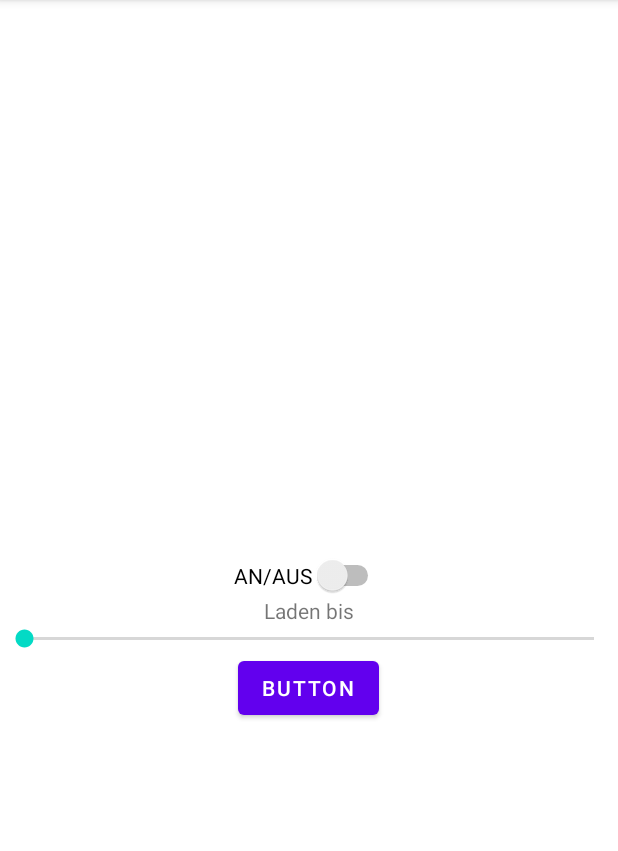
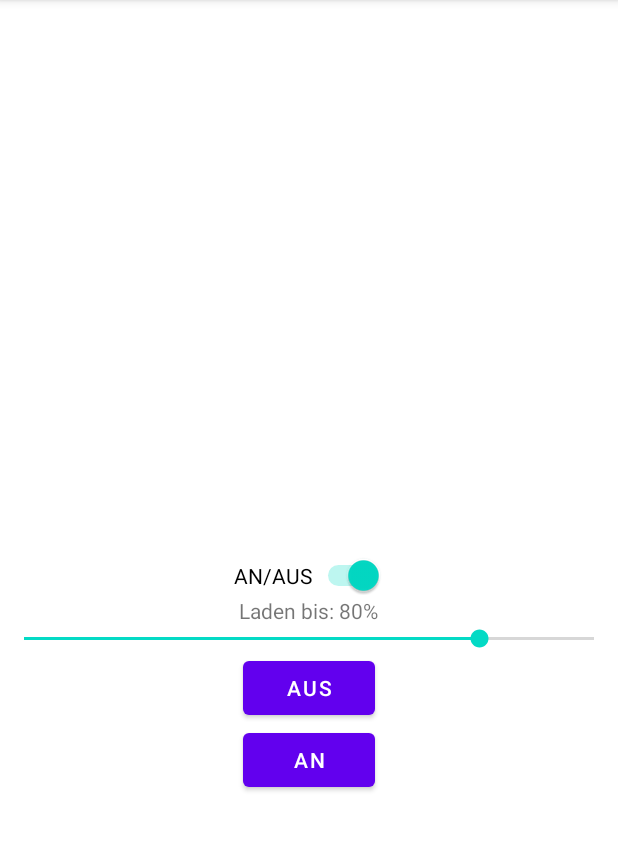
Before and after one commit to comlit/Tradfryload, an Android app: the screen it shows after launch (MainActivity), on a phone screen of 412 x 824 dp, the part 84-935 px from its top. Run offline under Robolectric (Android 15) with nearby library versions, the phone set to English and light mode, and no system bars; libraries missing offline, so code that uses them is left out: nl.stijngroenen.tradfri; 8 statements that could not run were skipped.

```diff
--- a/app/src/main/AndroidManifest.xml
+++ b/app/src/main/AndroidManifest.xml
@@ -2,6 +2,7 @@
 <manifest xmlns:android="http://schemas.android.com/apk/res/android"
     package="com.lit.tradfryload">
 
+    <uses-permission android:name="android.permission.INTERNET" />
     <application
         android:allowBackup="true"
         android:icon="@mipmap/ic_launcher"
--- a/app/src/main/java/com/lit/tradfryload/MainActivity.java
+++ b/app/src/main/java/com/lit/tradfryload/MainActivity.java
@@ -6,19 +6,31 @@ import android.content.SharedPreferences;
 import android.os.Bundle;
 import android.view.View;
 import android.widget.Button;
+import android.widget.CompoundButton;
+import android.widget.SeekBar;
+import android.widget.Switch;
+import android.widget.TextView;
 
 import java.io.FileNotFoundException;
+import java.time.LocalDateTime;
+import java.time.format.DateTimeFormatter;
 
 import nl.stijngroenen.tradfri.device.Device;
-import nl.stijngroenen.tradfri.device.Gateway;
 import nl.stijngroenen.tradfri.util.Credentials;
 
 public class MainActivity extends AppCompatActivity
 {
-    Button testbtn;
+    Button testbtn, newbtn;
+    TextView text;
+    SeekBar bar;
+    Switch witch;
     SharedPreferences prefs;
-    Credentials creds;
-    Tradfry fry = new Tradfry("192.168.178.27");
+    SharedPreferences.Editor edit;
+    int prog;
+    boolean onoff;
+    String ident, key, nochGutBis;
+    Tradfry trad;
+
 
     public MainActivity() throws FileNotFoundException
     {
@@ -30,35 +42,112 @@ public class MainActivity extends AppCompatActivity
     {
         super.onCreate(savedInstanceState);
         setContentView(R.layout.activity_main);
-        testbtn = findViewById(R.id.button);
+        initViews();
+        initPrefs();
+        initTrad();
 
+
+        initListeners();
+    }
+
+    public void initTrad()
+    {
+        trad = new Tradfry();
+        if(ident == "" || key == "" || LocalDateTime.parse(nochGutBis).isBefore(LocalDateTime.now()))
+            newCreds();
+        trad.init(ident, key);
+        nochGutBis = LocalDateTime.now().plusDays(40).format(DateTimeFormatter.ISO_LOCAL_DATE_TIME);
+    }
+
+    public void newCreds()
+    {
+        Credentials cred = trad.newCreds();
+        ident = cred.getIdentity();
+        key = cred.getKey();
+        System.out.println("Hole neue Credentials!!!!!!!! \n\n\n");
+    }
+
+    public void initPrefs()
+    {
         prefs = getSharedPreferences("prefs", MODE_PRIVATE);
-        creds = new Credentials(prefs.getString("identity", null), prefs.getString("key", null));
-        if(creds.getIdentity() == null || creds.getKey() == null)
-        {
-            try {
-                creds = fry.newCreds();
-            } catch (FileNotFoundException e) {
-                e.printStackTrace();
+        edit = prefs.edit();
+        prog = prefs.getInt("pimmel", 80);
+        onoff = prefs.getBoolean("onoff", true);
+        ident = prefs.getString("identity", "");
+        key = prefs.getString("key", "");
+        nochGutBis = prefs.getString("nochGutBis", "01/01/2000");
+
+        text.setText("Laden bis: " + prog + "%");
+        bar.setProgress(prog);
+        witch.setChecked(onoff);
+    }
+
+    public void savePrefs()
+    {
+        edit.putInt("pimmel", prog);
+        edit.putBoolean("onoff", onoff);
+        edit.putString("identity", ident);
+        edit.putString("key", key);
+        edit.putString("nochGutBis", nochGutBis);
+        edit.apply();
+    }
+
+    public void initListeners()
+    {
+        newbtn.setOnClickListener(new View.OnClickListener() {
+            @Override
+            public void onClick(View v) {
+                trad.turnOn();
             }
-            SharedPreferences.Editor editor = prefs.edit();
-            editor.putString("identity", creds.getIdentity());
-            editor.putString("key", creds.getKey());
-            editor.apply();
-        }
-        else
-        {
-            fry.gateway.connect(creds);
-        }
+        });
         testbtn.setOnClickListener(new View.OnClickListener() {
             @Override
             public void onClick(View v)
             {
-                fry.gateway.getDevices();
-                System.out.println("DeviceNames:");
-                for(Device dev: fry.gateway.getDevices())
-                    System.out.println(dev.getName());
+                trad.turnOff();
+            }
+        });
+
+        bar.setOnSeekBarChangeListener(new SeekBar.OnSeekBarChangeListener() {
+            @Override
+            public void onProgressChanged(SeekBar seekBar, int progress, boolean fromUser) {
+                text.setText("Laden bis: " + Integer.toString(progress) + "%");
+                prog = progress;
+            }
+
+            @Override
+            public void onStartTrackingTouch(SeekBar seekBar) {
+
+            }
+
+            @Override
+            public void onStopTrackingTouch(SeekBar seekBar) {
+
+            }
+        });
+
+        witch.setOnCheckedChangeListener(new CompoundButton.OnCheckedChangeListener() {
+            @Override
+            public void onCheckedChanged(CompoundButton buttonView, boolean isChecked) {
+                onoff = isChecked;
             }
         });
     }
+
+    public void initViews()
+    {
+        testbtn = findViewById(R.id.button);
+        text = findViewById(R.id.textView2);
+        bar = findViewById(R.id.seekBar);
+        witch = findViewById(R.id.switch2);
+        newbtn = findViewById(R.id.button2);
+    }
+
+    @Override
+    protected void onStop()
+    {
+        super.onStop();
+        savePrefs();
+    }
+
 }
--- a/app/src/main/res/layout/activity_main.xml
+++ b/app/src/main/res/layout/activity_main.xml
@@ -35,8 +35,16 @@
         android:id="@+id/button"
         android:layout_width="wrap_content"
         android:layout_height="wrap_content"
-        android:text="Button"
+        android:text="aus"
         android:layout_below="@id/seekBar"
-        android:layout_centerHorizontal="true"/>
+        android:layout_centerHorizontal="true" />
+
+    <Button
+        android:id="@+id/button2"
+        android:layout_width="wrap_content"
+        android:layout_height="wrap_content"
+        android:layout_below="@id/button"
+        android:layout_centerHorizontal="true"
+        android:text="an" />
 
 </RelativeLayout>
```
Also changed, not shown: app/build.gradle (+5 -6 lines), app/src/main/java/com/lit/tradfryload/Tradfry.java (+46 -41 lines).
